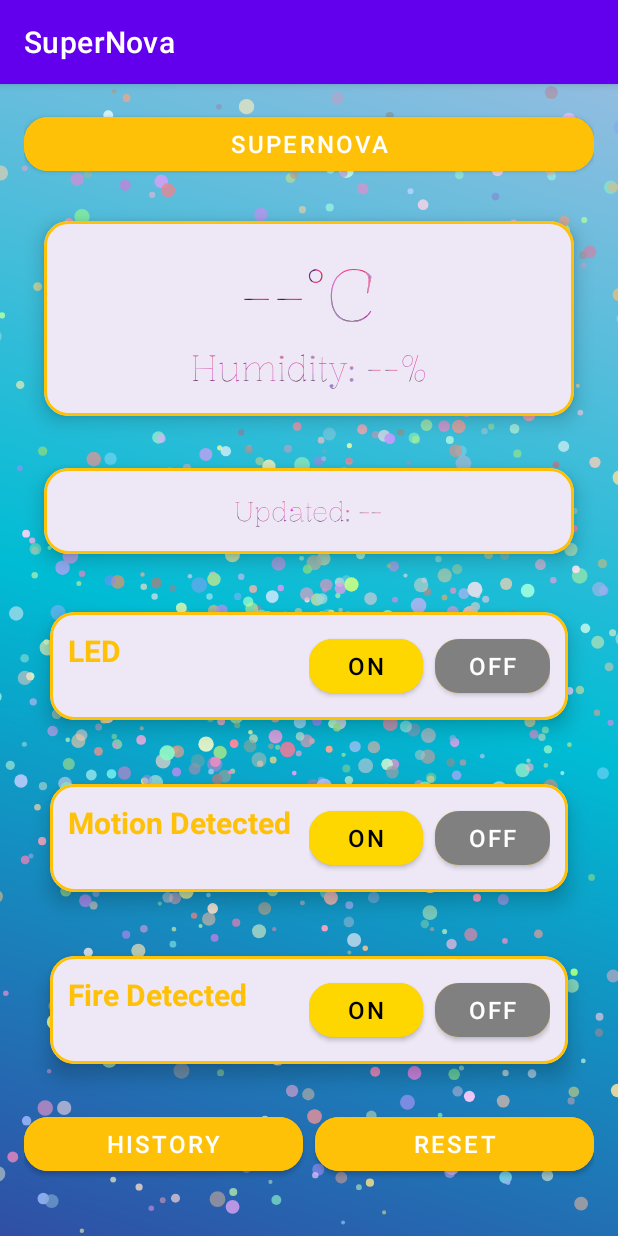
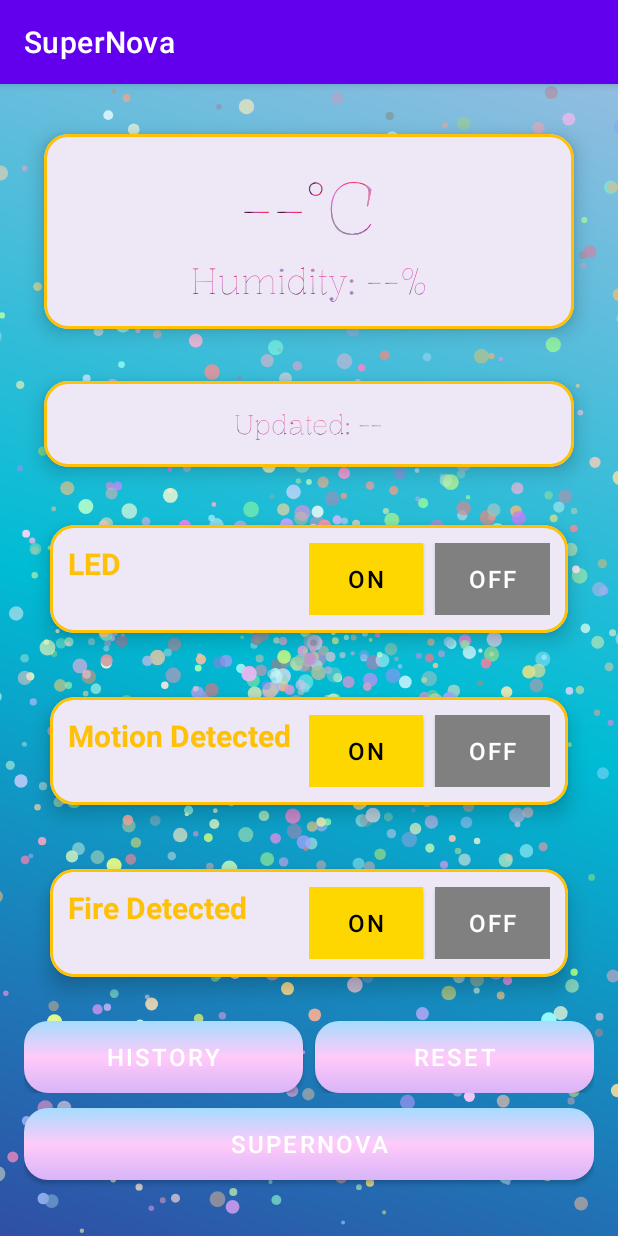
Before and after one commit to mitobekaito/SuperNova, an Android app: the screen it shows after launch (MainActivity), on a phone screen of 412 x 824 dp. Run offline under Robolectric (Android 15) with nearby library versions, the light colour scheme and no system bars.

Commit message:
ボタンの配置調整

```diff
--- /dev/null
+++ b/app/src/main/res/drawable/gradient_pastel.xml
@@ -0,0 +1,15 @@
+<?xml version="1.0" encoding="utf-8"?>
+<shape xmlns:android="http://schemas.android.com/apk/res/android"
+    android:shape="rectangle">
+
+    <!-- 角丸の指定 -->
+    <corners android:radius="16dp"/>
+
+    <!-- グラデーションの設定 -->
+    <gradient
+        android:angle="90"
+        android:startColor="#D8B4F8"
+        android:centerColor="#FFCAF9"
+        android:endColor="#A5DCFF"
+        android:type="linear"/>
+</shape>
--- a/app/src/main/res/drawable/ripple_supernova.xml
+++ b/app/src/main/res/drawable/ripple_supernova.xml
@@ -1,6 +1,9 @@
 <?xml version="1.0" encoding="utf-8"?>
 <ripple xmlns:android="http://schemas.android.com/apk/res/android"
     android:color="@color/supernovaAccent">
-    <item android:id="@android:id/mask"
-        android:drawable="@android:color/white" />
+    <item android:id="@android:id/mask">
+        <shape android:shape="rectangle">
+            <solid android:color="@android:color/white" />
+        </shape>
+    </item>
 </ripple>
--- a/app/src/main/res/layout/activity_main.xml
+++ b/app/src/main/res/layout/activity_main.xml
@@ -29,15 +29,6 @@
         android:gravity="center_horizontal"
         android:background="@android:color/transparent">
 
-        <!-- Supernova ボタン -->
-        <com.google.android.material.button.MaterialButton
-            android:id="@+id/btnSupernova"
-            style="@style/SupernovaButtonStyle"
-            android:layout_width="match_parent"
-            android:layout_height="wrap_content"
-            android:text="Supernova"
-            android:layout_marginBottom="10dp" />
-
         <!-- 温度・湿度カードの include -->
         <include
             layout="@layout/sensor_card"
@@ -67,7 +58,7 @@
             <!-- チェックヒストリーボタン -->
             <com.google.android.material.button.MaterialButton
                 android:id="@+id/btnGoToSecond"
-                style="@style/SupernovaButtonStyle"
+                style="@style/SupernovaGradientButtonStyle"
                 android:layout_width="0dp"
                 android:layout_height="wrap_content"
                 android:layout_weight="1"
@@ -77,12 +68,22 @@
             <!-- リセットボタン -->
             <com.google.android.material.button.MaterialButton
                 android:id="@+id/btnReset"
-                style="@style/SupernovaButtonStyle"
+                style="@style/SupernovaGradientButtonStyle"
                 android:layout_width="0dp"
                 android:layout_height="wrap_content"
                 android:layout_weight="1"
                 android:text="Reset" />
         </LinearLayout>
 
+        <!-- Supernova ボタン (History & Reset ボタンの下に移動) -->
+        <com.google.android.material.button.MaterialButton
+            android:id="@+id/btnSupernova"
+            style="@style/SupernovaGradientButtonStyle"
+            android:layout_width="match_parent"
+            android:layout_height="wrap_content"
+            android:text="Supernova"
+            android:backgroundTint="@null"
+            android:layout_marginTop="10dp" />
+
     </LinearLayout>
 </FrameLayout>
--- a/app/src/main/res/layout/button_card.xml
+++ b/app/src/main/res/layout/button_card.xml
@@ -48,7 +48,7 @@
         <!-- ONボタン -->
         <com.google.android.material.button.MaterialButton
             android:id="@+id/btnLEDOn"
-            style="@style/SupernovaButtonStyle"
+            style="@style/SupernovaGradientButtonStyle"
             android:layout_width="0dp"
             android:layout_weight="1"
             android:layout_height="wrap_content"
@@ -58,7 +58,7 @@
         <!-- OFFボタン -->
         <com.google.android.material.button.MaterialButton
             android:id="@+id/btnLEDOff"
-            style="@style/SupernovaButtonStyle"
+            style="@style/SupernovaGradientButtonStyle"
             android:layout_width="0dp"
             android:layout_weight="1"
             android:layout_height="wrap_content"
@@ -110,7 +110,7 @@ app:cardUseCompatPadding="true">
         <!-- ONボタン -->
         <com.google.android.material.button.MaterialButton
             android:id="@+id/btnSoundOn"
-            style="@style/SupernovaButtonStyle"
+            style="@style/SupernovaGradientButtonStyle"
             android:layout_width="0dp"
             android:layout_weight="1"
             android:layout_height="wrap_content"
@@ -120,7 +120,7 @@ app:cardUseCompatPadding="true">
         <!-- OFFボタン -->
         <com.google.android.material.button.MaterialButton
             android:id="@+id/btnSoundOff"
-            style="@style/SupernovaButtonStyle"
+            style="@style/SupernovaGradientButtonStyle"
             android:layout_width="0dp"
             android:layout_weight="1"
             android:layout_height="wrap_content"
@@ -172,7 +172,7 @@ app:cardUseCompatPadding="true">
         <!-- ONボタン -->
         <com.google.android.material.button.MaterialButton
             android:id="@+id/btnFireOn"
-            style="@style/SupernovaButtonStyle"
+            style="@style/SupernovaGradientButtonStyle"
             android:layout_width="0dp"
             android:layout_weight="1"
             android:layout_height="wrap_content"
@@ -182,7 +182,7 @@ app:cardUseCompatPadding="true">
         <!-- OFFボタン -->
         <com.google.android.material.button.MaterialButton
             android:id="@+id/btnFireOff"
-            style="@style/SupernovaButtonStyle"
+            style="@style/SupernovaGradientButtonStyle"
             android:layout_width="0dp"
             android:layout_weight="1"
             android:layout_height="wrap_content"
--- a/app/src/main/res/values/colors.xml
+++ b/app/src/main/res/values/colors.xml
@@ -25,4 +25,7 @@
     <!-- 少し暗めの背景用グラデーションに使う色など -->
     <color name="supernovaPurpleDark">#311B92</color>
     <color name="supernovaPurpleLight">#7E57C2</color>
+
+    <color name="primaryColor">#6200EE</color>
+    <color name="secondaryColor">#03DAC5</color>
 </resources>
--- a/app/src/main/res/values/styles.xml
+++ b/app/src/main/res/values/styles.xml
@@ -1,32 +1,52 @@
-<resources>
-    <!-- テーマ自体は自由に -->
-    <style name="Theme.Supernova" parent="Theme.MaterialComponents.DayNight.NoActionBar">
-        <!-- 背景を白色に変更 -->
+<?xml version="1.0" encoding="utf-8"?>
+<resources xmlns:tools="http://schemas.android.com/tools">
+
+    <!-- Base application theme -->
+    <style name="Theme.SuperNova" parent="Theme.MaterialComponents.Light.DarkActionBar">
+        <!-- Primary branding color -->
+        <item name="colorPrimary">@color/purple_500</item>
+        <item name="colorPrimaryVariant">@color/purple_700</item>
+        <item name="colorOnPrimary">@color/white</item>
+
+        <!-- Status bar color -->
+        <item name="android:statusBarColor">@color/purple_700</item>
+
+        <!-- Default background -->
         <item name="android:windowBackground">@color/white</item>
+
+        <!-- アクションバーのカスタマイズ -->
+        <item name="android:actionBarStyle">@style/CustomActionBar</item>
+        <item name="android:navigationBarColor">@color/purple_700</item>
+
     </style>
 
-    <!-- MaterialButton 用のスタイル -->
-    <style name="SupernovaButtonStyle" parent="Widget.MaterialComponents.Button">
-        <!-- 色設定 -->
+    <!-- カスタムアクションバーのスタイル -->
+    <style name="CustomActionBar" parent="Widget.MaterialComponents.Toolbar.Primary">
+        <item name="android:titleTextColor">@color/white</item>
+    </style>
+
+    <!-- 🎨 グラデーションボタンスタイル -->
+    <style name="SupernovaGradientButtonStyle" parent="Widget.MaterialComponents.Button">
+        <!-- グラデーション背景を適用 -->
+        <item name="android:background">@drawable/gradient_pastel</item>
+
+        <!-- Materialのデフォルト色を無効化 -->
+        <item name="android:backgroundTint">@null</item>
+        <item name="backgroundTint">@null</item>
+
+        <!-- 角丸を大きくして丸っぽい形に (必要ならもっと大きいdpに) -->
+        <item name="cornerRadius">30dp</item>
+
+        <!-- Elevationを高めて影を濃くし、立体感を持たせる -->
+        <item name="android:elevation">8dp</item>
+        <!-- 一部端末で影が出にくい場合、 translationZ も指定すると効果があることがあります -->
+        <item name="android:translationZ">8dp</item>
+
+        <!-- テキストやフォントなど -->
         <item name="android:textColor">@android:color/white</item>
-        <item name="android:backgroundTint">@color/supernovaAccent</item>
-        <!-- ボタンの角丸を少し大きめにする -->
-        <item name="cornerRadius">16dp</item>
-        <!-- 高さや文字スタイルの調整 -->
-        <item name="android:layout_height">wrap_content</item>
         <item name="android:textSize">16sp</item>
-        <!-- クリックエフェクト -->
         <item name="android:foreground">@drawable/ripple_supernova</item>
     </style>
 
-    <!-- MaterialCardView 用のスタイル (必要に応じて) -->
-    <style name="SupernovaCardStyle" parent="Widget.MaterialComponents.CardView">
-        <item name="cardCornerRadius">16dp</item>
-        <item name="cardUseCompatPadding">true</item>
-        <item name="cardElevation">8dp</item>
-        <item name="android:layout_margin">8dp</item>
-        <item name="android:backgroundTint">@color/supernovaCardBackground</item>
-        <item name="strokeColor">@color/supernovaAccent</item>
-        <item name="strokeWidth">2dp</item>
-    </style>
+
 </resources>
--- a/app/src/main/res/values/themes.xml
+++ /dev/null
@@ -1,30 +0,0 @@
-<resources xmlns:tools="http://schemas.android.com/tools">
-    <!-- Base application theme -->
-    <style name="Theme.SuperNova" parent="Theme.MaterialComponents.Light.DarkActionBar">
-        <!-- Primary branding color -->
-        <item name="colorPrimary">@color/purple_500</item>
-        <item name="colorPrimaryVariant">@color/purple_700</item>
-        <item name="colorOnPrimary">@color/white</item>
-
-        <!-- Status bar color -->
-        <item name="android:statusBarColor">@color/purple_700</item>
-
-        <!-- Default background -->
-        <item name="android:windowBackground">@color/white</item>
-
-        <!-- アクションバーのカスタマイズ -->
-        <item name="android:actionBarStyle">@style/CustomActionBar</item>
-        <item name="android:navigationBarColor">@color/purple_700</item>
-
-        <!-- ボタンやウィジェットのスタイル -->
-        <item name="colorAccent">@color/purple_200</item>
-        <item name="colorPrimaryDark">@color/purple_700</item>
-        <item name="android:textColorPrimary">@color/black</item>
-    </style>
-
-    <!-- カスタムアクションバーのスタイル -->
-    <style name="CustomActionBar" parent="Widget.MaterialComponents.Toolbar.Primary">
-        <item name="android:background">@color/purple_700</item>
-        <item name="android:titleTextColor">@color/white</item>
-    </style>
-</resources>
```
